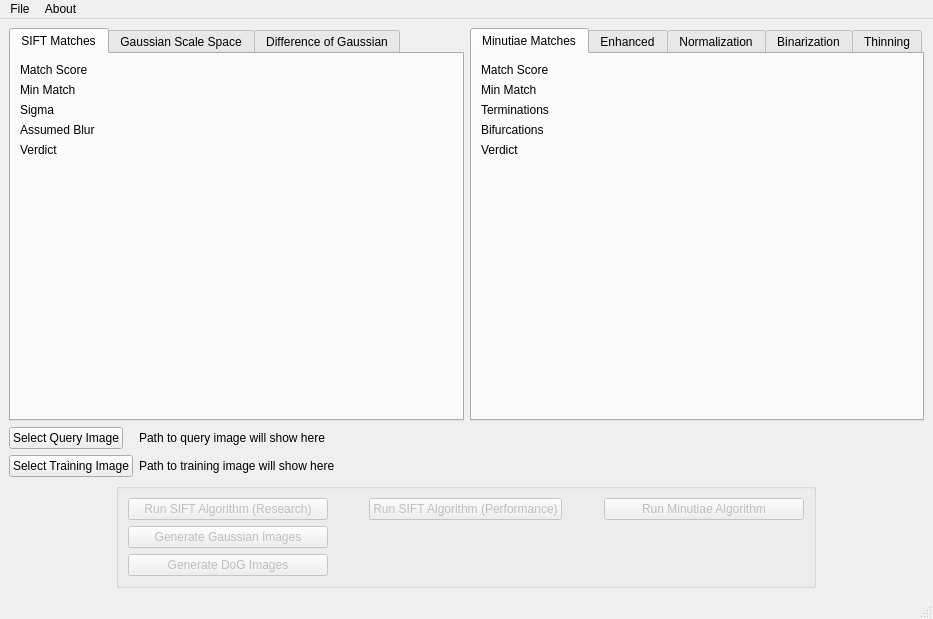
Mini-Sylar/Fingerprint-Matching-System, file Algorithms/GUI/AlgorithmExamination.ui: the form before one commit.
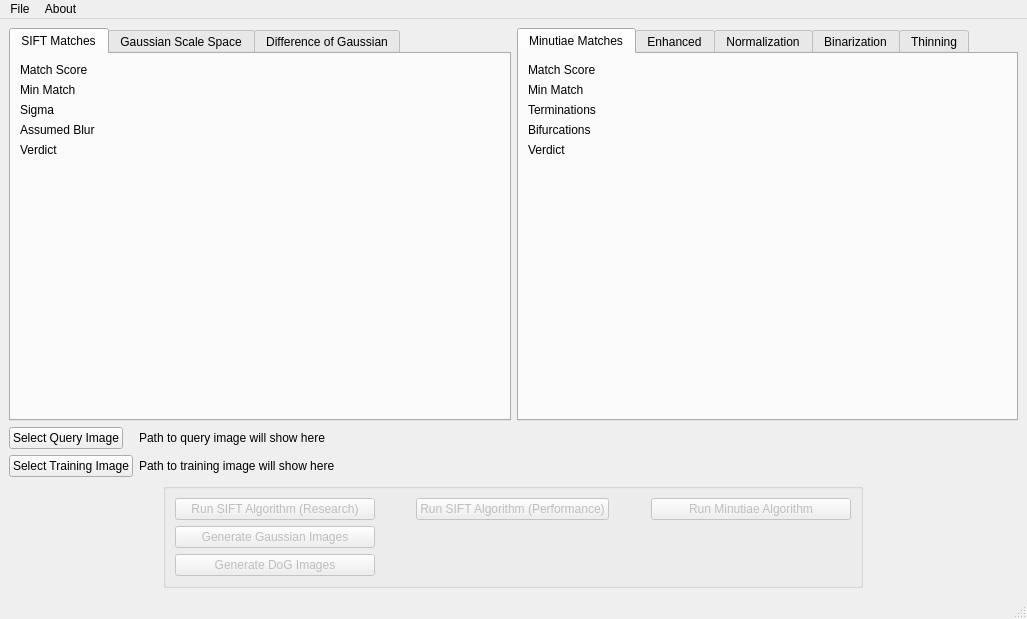
The form after the commit.

Commit message: Increased window size

The edit to the form file:
```diff
--- a/Algorithms/GUI/AlgorithmExamination.ui
+++ b/Algorithms/GUI/AlgorithmExamination.ui
@@ -6,7 +6,7 @@
    <rect>
     <x>0</x>
     <y>0</y>
-    <width>933</width>
+    <width>1027</width>
     <height>619</height>
    </rect>
   </property>
@@ -615,7 +615,7 @@
     <rect>
      <x>0</x>
      <y>0</y>
-     <width>933</width>
+     <width>1027</width>
      <height>21</height>
     </rect>
    </property>
```
The commit also changes 1 other file.
